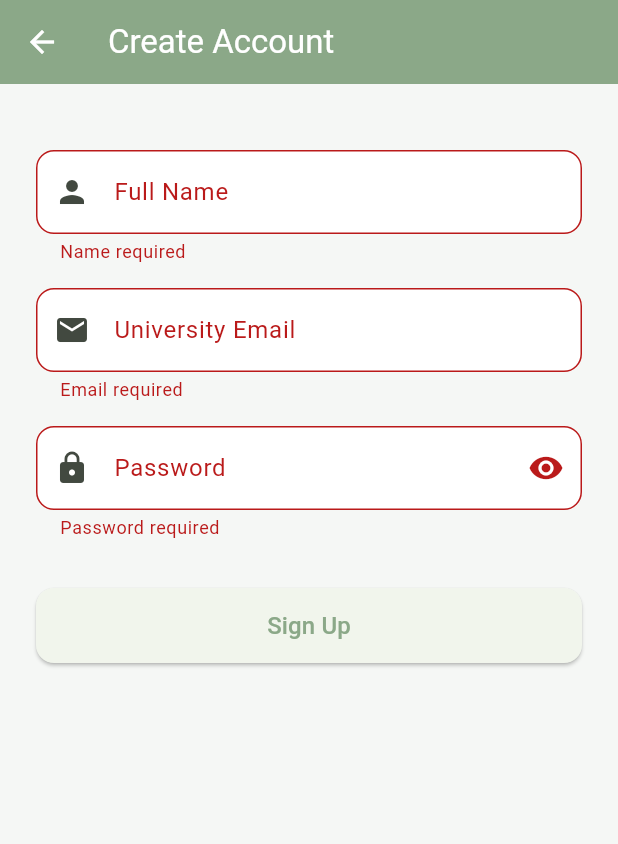
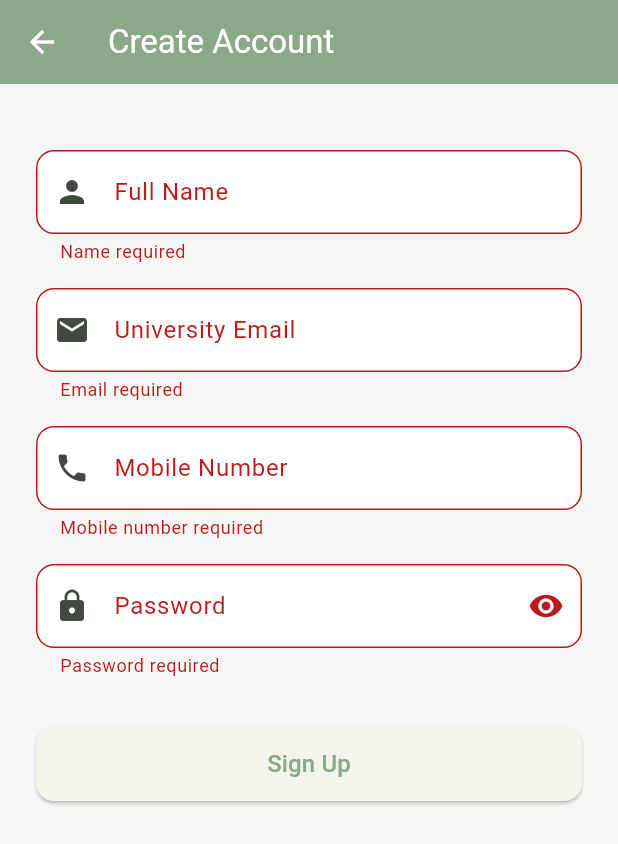
Before and after one commit to ayeshasalahuddin/SoftwareEngineering-Project, a Flutter app: the SignupScreen screen opened directly, after a tap on "Sign Up", on a phone screen of 412 x 824 dp. Shown: the top 844 px of the screen. Run offline on Flutter 3.47's test engine with Material 3 defaults, Android fonts, the phone set to English and light mode, and no system bars; our stand-ins replace cloud_firestore, file_picker, firebase_auth, firebase_core, open_file, permission_handler; accounts and stored records are empty.

Commit message:
Push entire project

```diff
--- a/lib/screens/signup_screen.dart
+++ b/lib/screens/signup_screen.dart
@@ -15,6 +15,7 @@ class _SignupScreenState extends State<SignupScreen> {
   final _nameController = TextEditingController();
   final _emailController = TextEditingController();
   final _passwordController = TextEditingController();
+  final _mobileController = TextEditingController(); // New controller for mobile
   bool _isLoading = false;
   bool _obscurePassword = true;
 
@@ -48,6 +49,7 @@ class _SignupScreenState extends State<SignupScreen> {
       await FirebaseFirestore.instance.collection('users').doc(cred.user!.uid).set({
         'name': _nameController.text.trim(),
         'email': email,
+        'mobile': _mobileController.text.trim(), // Store mobile number
         'createdAt': FieldValue.serverTimestamp(),
       });
 
@@ -111,6 +113,27 @@ class _SignupScreenState extends State<SignupScreen> {
                 ),
                 const SizedBox(height: 16),
                 TextFormField(
+                  controller: _mobileController, // Mobile number field
+                  keyboardType: TextInputType.phone,
+                  decoration: InputDecoration(
+                    labelText: 'Mobile Number',
+                    hintText: 'e.g., 03001234567',
+                    prefixIcon: const Icon(Icons.phone),
+                    border: OutlineInputBorder(borderRadius: BorderRadius.circular(12)),
+                    filled: true,
+                    fillColor: Colors.white,
+                  ),
+                  validator: (v) {
+                      if (v == null || v.isEmpty) return 'Mobile number required';
+                      final cleaned = v.replaceAll(RegExp(r'[^0-9]'), '');
+                      if (!RegExp(r'^03[0-9]{9}$').hasMatch(cleaned)) {
+                     return 'Enter valid mobile number(03XXXXXXXXX)';
+                      }
+                    return null;
+                  },
+                ),
+                const SizedBox(height: 16),
+                TextFormField(
                   controller: _passwordController,
                   obscureText: _obscurePassword,
                   decoration: InputDecoration(
@@ -156,6 +179,7 @@ class _SignupScreenState extends State<SignupScreen> {
   void dispose() {
     _nameController.dispose();
     _emailController.dispose();
+    _mobileController.dispose(); // Dispose mobile controller
     _passwordController.dispose();
     super.dispose();
   }
```
Also changed, not shown: pubspec.lock, 1 other file.
